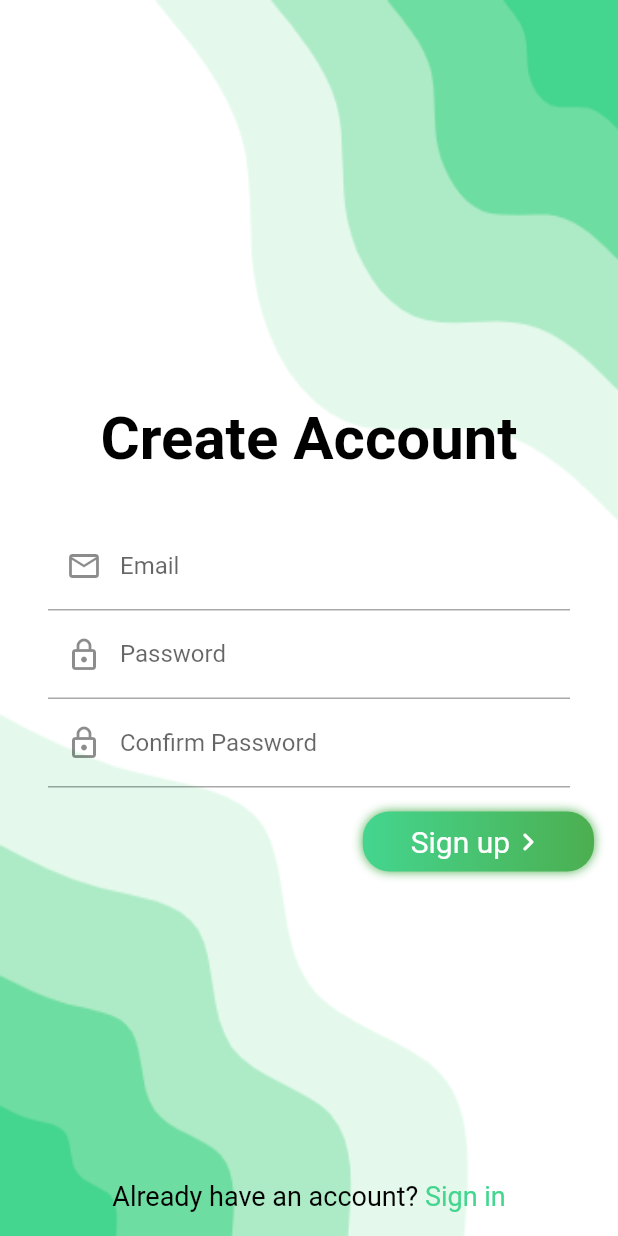
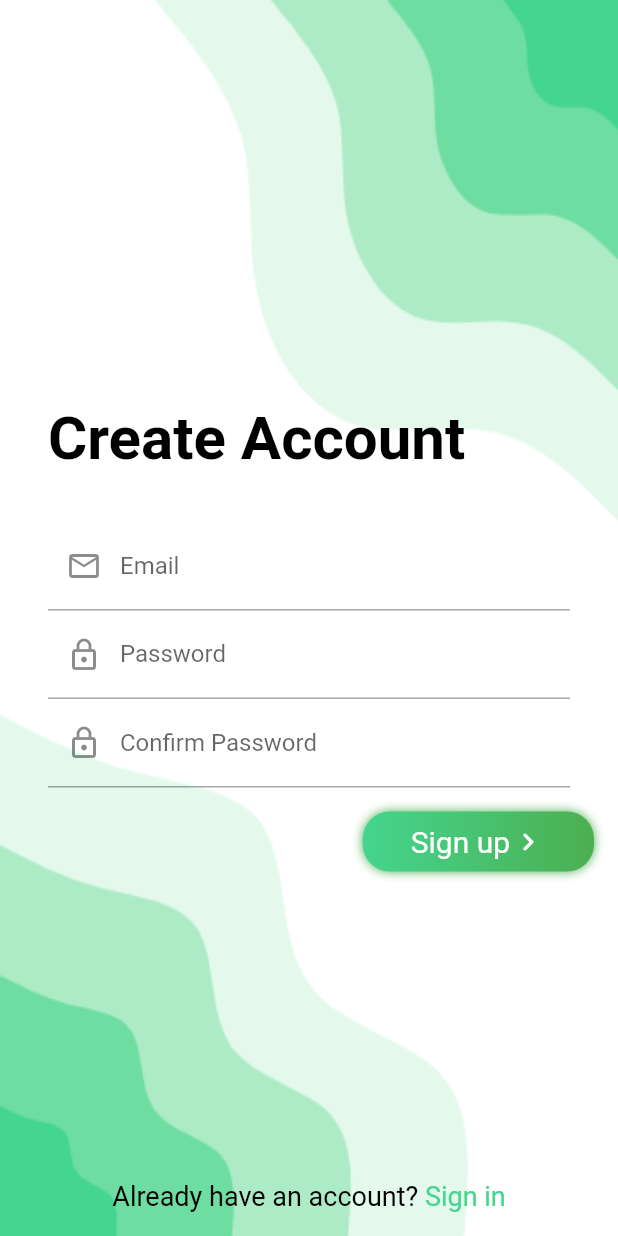
Before and after one commit to AahilShaikh/Ghost_runner, a Flutter app: the screen it shows after launch, on a phone screen of 412 x 824 dp. Run offline on Flutter 3.47's test engine with Material 2 defaults, Android fonts, the phone set to English and light mode, and no system bars; our stand-ins replace cloud_firestore, firebase_auth, firebase_core, flutter_map, geolocator, latlong2 and 2 more; accounts and stored records are empty.

Commit message:
Finished login and sign up pages.

```diff
--- a/lib/screens/sign_up.dart
+++ b/lib/screens/sign_up.dart
@@ -47,6 +47,7 @@ class _SignUpPageState extends State<SignUpPage> {
         decoration: const BoxDecoration(image: DecorationImage(image: AssetImage('assets/images/background_waves.png'), fit: BoxFit.fill)),
         child: Column(
           mainAxisAlignment: MainAxisAlignment.center,
+          crossAxisAlignment: CrossAxisAlignment.start,
           children: [
             Expanded(
                 flex: 2,
@@ -54,9 +55,12 @@ class _SignUpPageState extends State<SignUpPage> {
                   mainAxisAlignment: MainAxisAlignment.end,
                   crossAxisAlignment: CrossAxisAlignment.start,
                   children: [
-                    Padding(
+                    Align(
+                      alignment: Alignment.centerLeft,
+                      child: Padding(
                         padding: const EdgeInsets.all(32.0),
-                      child: Text("Create Account", textAlign: TextAlign.left, style: Theme.of(context).textTheme.headline1),
+                        child: Text("Create Account", style: Theme.of(context).textTheme.headline1),
+                      ),
                     )
                   ],
                 )),
@@ -145,23 +149,31 @@ class _SignUpPageState extends State<SignUpPage> {
                           ));
                           return;
                         }
+
                         auth.createUserWithEmailAndPassword(email: _emailController.text, password: _passwordController.text);
                         Navigator.of(context).pushReplacement(MaterialPageRoute(builder: ((context) => const HomePage())));
                       }),
                 )),
             const Spacer(),
-            Padding(
+            Align(
+              alignment: Alignment.center,
+              child: Padding(
                 padding: const EdgeInsets.all(16.0),
                 child: RichText(
                   text: TextSpan(
                     text: 'Already have an account?',
                     style: const TextStyle(fontSize: 18, color: Colors.black),
-                    children: const [TextSpan(text: ' Sign in', style: TextStyle(color: lightGreen))],
+                    children: [
+                      TextSpan(
+                          text: ' Sign in',
+                          style: const TextStyle(color: lightGreen),
                           recognizer: TapGestureRecognizer()
                             ..onTap = () {
-                        print("asdas");
                               Navigator.of(context).pushReplacement(MaterialPageRoute(builder: (context) => const LoginPage()));
-                      }),
+                            })
+                    ],
+                  ),
+                ),
               ),
             )
           ],
```
Also changed, not shown: lib/screens/home_page.dart (+10 -3 lines), lib/screens/login_page.dart (+36 -28 lines). Lines whose indentation alone changed are shown as unchanged.
